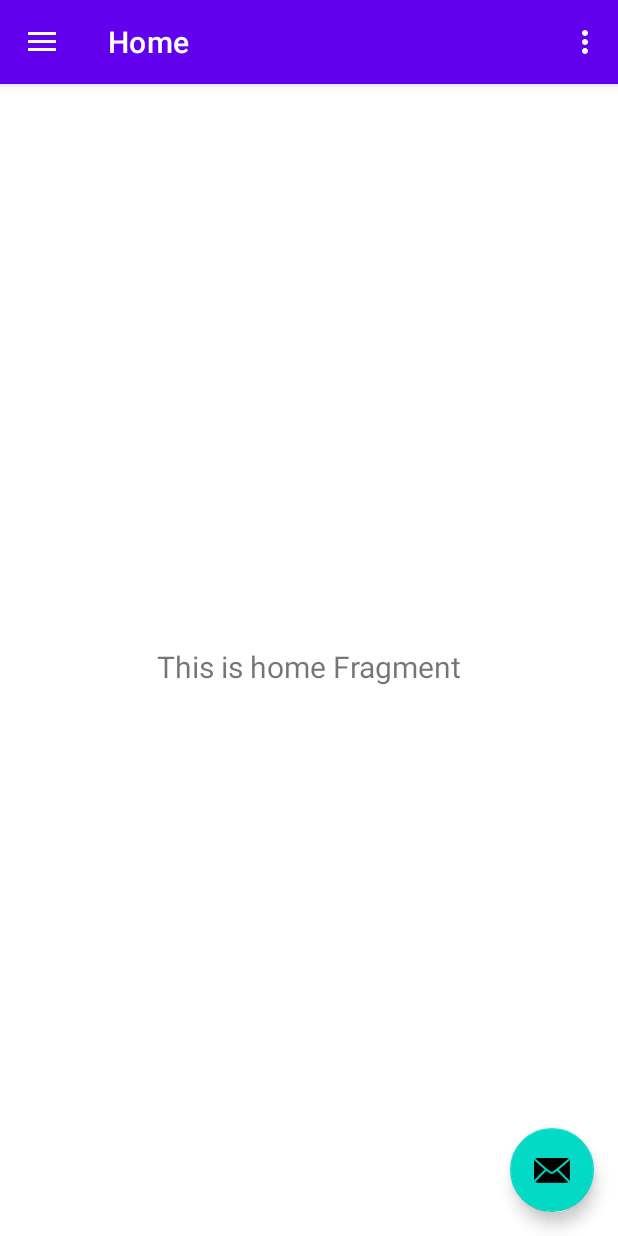
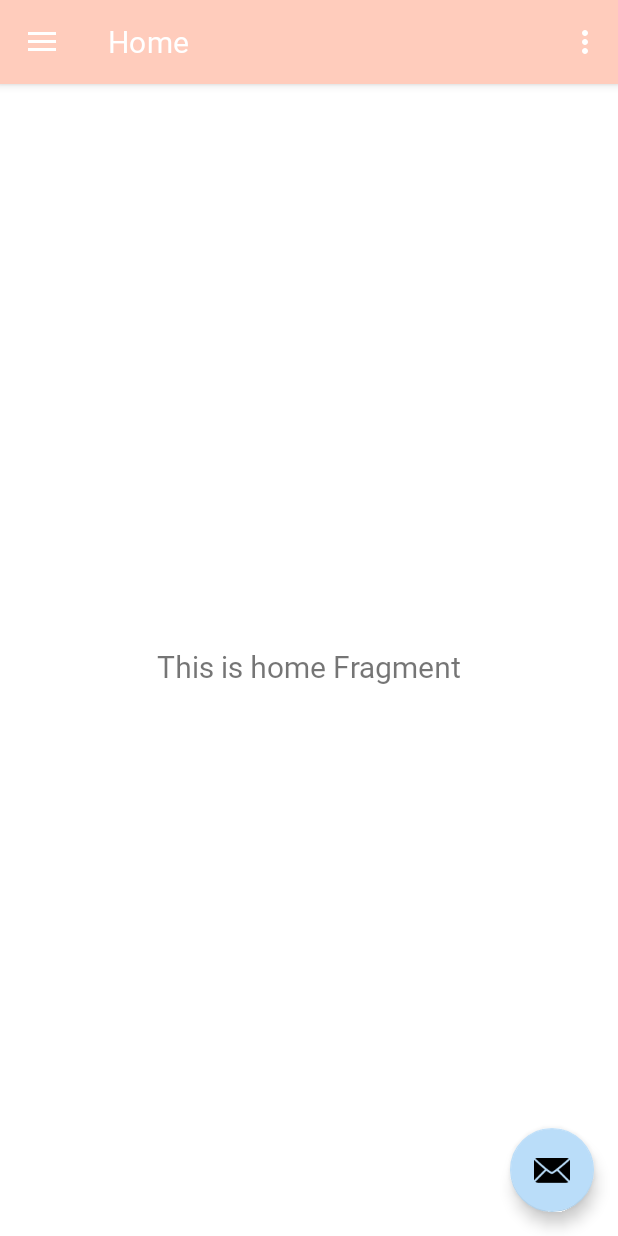
Before and after one commit to Chicken-GOGO/Fridge_Manger_App, an Android app: the MainActivity screen opened directly, with no data from a screen before it, on a phone screen of 412 x 824 dp. Run offline under Robolectric (Android 15) with nearby library versions, the phone set to English and light mode, and no system bars; our stand-ins replace navigation-ui.

Commit message:
顏色變數更新

```diff
--- a/app/src/main/res/values-night/themes.xml
+++ b/app/src/main/res/values-night/themes.xml
@@ -2,12 +2,12 @@
     <!-- Base application theme. -->
     <style name="Theme.Fridge_manger2" parent="Theme.MaterialComponents.DayNight.DarkActionBar">
         <!-- Primary brand color. -->
-        <item name="colorPrimary">@color/purple_200</item>
-        <item name="colorPrimaryVariant">@color/purple_700</item>
+        <item name="colorPrimary">@color/deep_orange_100_light </item>
+        <item name="colorPrimaryVariant">@color/deep_orange_100</item>
         <item name="colorOnPrimary">@color/black</item>
         <!-- Secondary brand color. -->
-        <item name="colorSecondary">@color/teal_200</item>
-        <item name="colorSecondaryVariant">@color/teal_200</item>
+        <item name="colorSecondary">@color/blue_100_light</item>
+        <item name="colorSecondaryVariant">@color/blue_100</item>
         <item name="colorOnSecondary">@color/black</item>
         <!-- Status bar color. -->
         <item name="android:statusBarColor" tools:targetApi="l">?attr/colorPrimaryVariant</item>
--- a/app/src/main/res/values/colors.xml
+++ b/app/src/main/res/values/colors.xml
@@ -1,10 +1,11 @@
 <?xml version="1.0" encoding="utf-8"?>
 <resources>
-    <color name="purple_200">#FFBB86FC</color>
-    <color name="purple_500">#FF6200EE</color>
-    <color name="purple_700">#FF3700B3</color>
-    <color name="teal_200">#FF03DAC5</color>
-    <color name="teal_700">#FF018786</color>
+    <color name="deep_orange_100">#ffccbc</color>
+    <color name="deep_orange_100_light">#ffffee</color>
+    <color name="deep_orange_100_dark">#cb9b8c</color>
+    <color name="blue_100">#baddf9</color>
+    <color name="blue_100_light">#edffff</color>
+    <color name="blue_100_dark">#89abc6</color>
     <color name="black">#FF000000</color>
     <color name="white">#FFFFFFFF</color>
 </resources>
--- a/app/src/main/res/values/themes.xml
+++ b/app/src/main/res/values/themes.xml
@@ -2,16 +2,17 @@
     <!-- Base application theme. -->
     <style name="Theme.Fridge_manger2" parent="Theme.MaterialComponents.DayNight.DarkActionBar">
         <!-- Primary brand color. -->
-        <item name="colorPrimary">@color/purple_500</item>
-        <item name="colorPrimaryVariant">@color/purple_700</item>
-        <item name="colorOnPrimary">@color/white</item>
+        <item name="colorPrimary">@color/deep_orange_100</item>
+        <item name="colorPrimaryVariant">@color/deep_orange_100_dark</item>
+        <item name="colorOnPrimary">@color/black</item>
         <!-- Secondary brand color. -->
-        <item name="colorSecondary">@color/teal_200</item>
-        <item name="colorSecondaryVariant">@color/teal_700</item>
+        <item name="colorSecondary">@color/blue_100</item>
+        <item name="colorSecondaryVariant">@color/blue_100_dark</item>
         <item name="colorOnSecondary">@color/black</item>
         <!-- Status bar color. -->
         <item name="android:statusBarColor" tools:targetApi="l">?attr/colorPrimaryVariant</item>
         <!-- Customize your theme here. -->
+        <item name="fontFamily">@font/notosanstc</item>
     </style>
 
     <style name="Theme.Fridge_manger2.NoActionBar">
@@ -22,4 +23,11 @@
     <style name="Theme.Fridge_manger2.AppBarOverlay" parent="ThemeOverlay.AppCompat.Dark.ActionBar" />
 
     <style name="Theme.Fridge_manger2.PopupOverlay" parent="ThemeOverlay.AppCompat.Light" />
+
+    //button style
+    <style name="ShapeAppearance.MyApp.SmallComponent" parent="ShapeAppearance.MaterialComponents.SmallComponent">
+        <item name="cornerFamily">rounded</item>
+        <item name="cornerSize">8dp</item>
+    </style>
+
 </resources>
```
